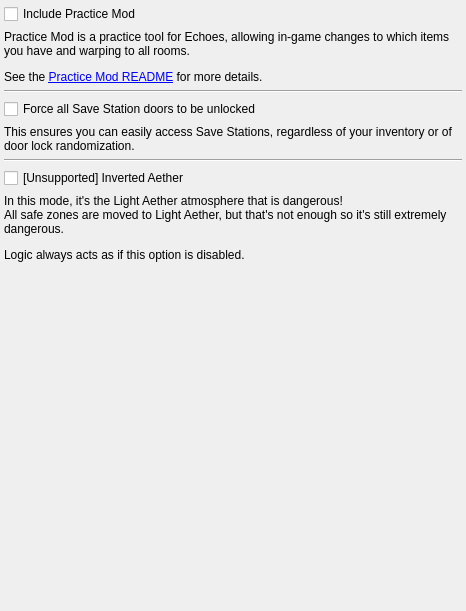
Before: the Qt Designer form randovania/games/prime2_opr/gui/ui_files/preset_prime2_opr_patches.ui in randovania/randovania, drawn with Qt 5.
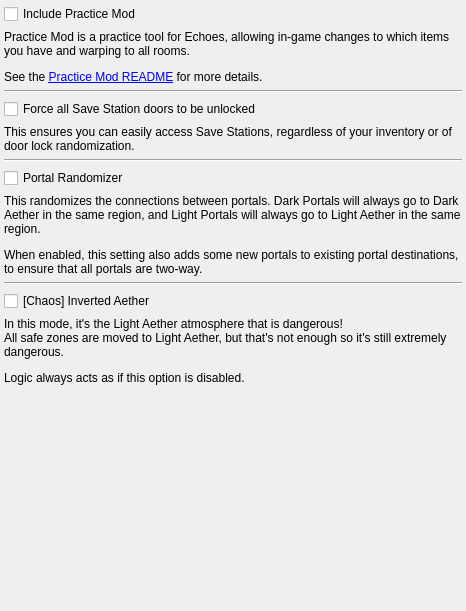
After: the same form once the commit is applied.

What changed in the file:
```diff
--- a/randovania/games/prime2_opr/gui/ui_files/preset_prime2_opr_patches.ui
+++ b/randovania/games/prime2_opr/gui/ui_files/preset_prime2_opr_patches.ui
@@ -95,6 +95,30 @@
       </property>
      </widget>
     </item>
+    <item>
+     <widget class="Line" name="portal_rando_line">
+      <property name="orientation">
+       <enum>Qt::Orientation::Horizontal</enum>
+      </property>
+     </widget>
+    </item>
+    <item>
+     <widget class="QCheckBox" name="portal_rando_check">
+      <property name="text">
+       <string>Portal Randomizer</string>
+      </property>
+     </widget>
+    </item>
+    <item>
+     <widget class="QLabel" name="portal_rando_label">
+      <property name="text">
+       <string>&lt;html&gt;&lt;head/&gt;&lt;body&gt;&lt;p&gt;This randomizes the connections between portals. Dark Portals will always go to Dark Aether in the same region, and Light Portals will always go to Light Aether in the same region.&lt;/p&gt;&lt;p&gt;When enabled, this setting also adds some new portals to existing portal destinations, to ensure that all portals are two-way.&lt;/p&gt;&lt;/body&gt;&lt;/html&gt;</string>
+      </property>
+      <property name="wordWrap">
+       <bool>true</bool>
+      </property>
+     </widget>
+    </item>
     <item>
      <widget class="Line" name="inverted_line">
       <property name="orientation">
@@ -105,7 +129,7 @@
     <item>
      <widget class="QCheckBox" name="inverted_check">
       <property name="text">
-       <string>[Unsupported] Inverted Aether</string>
+       <string>[Chaos] Inverted Aether</string>
       </property>
      </widget>
     </item>
```
Left out of the diff: 10 changed lines with no effect on the pictures.
